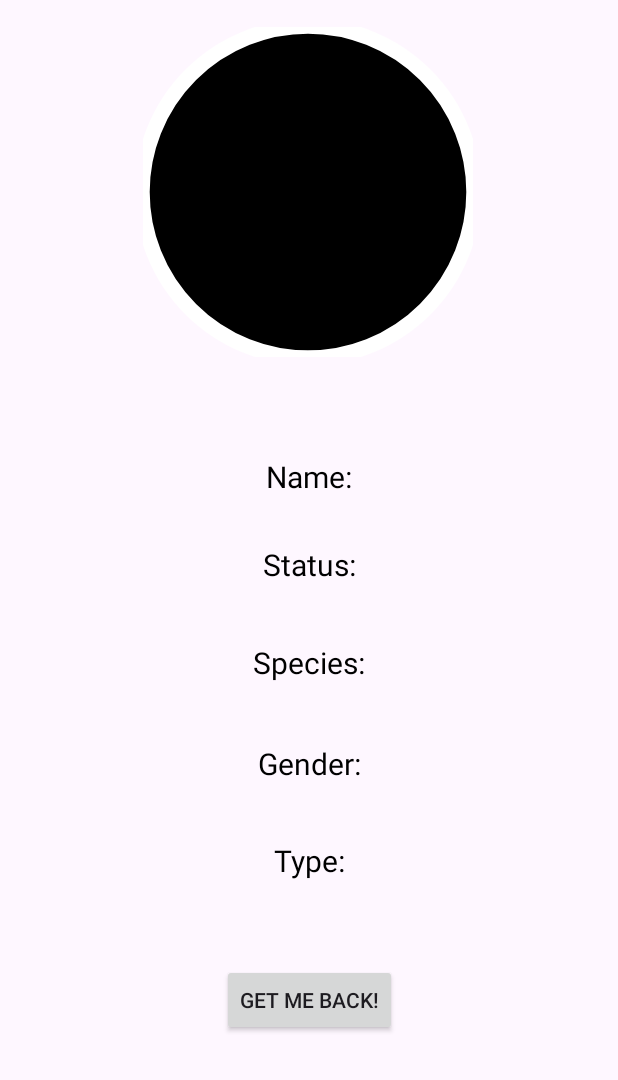
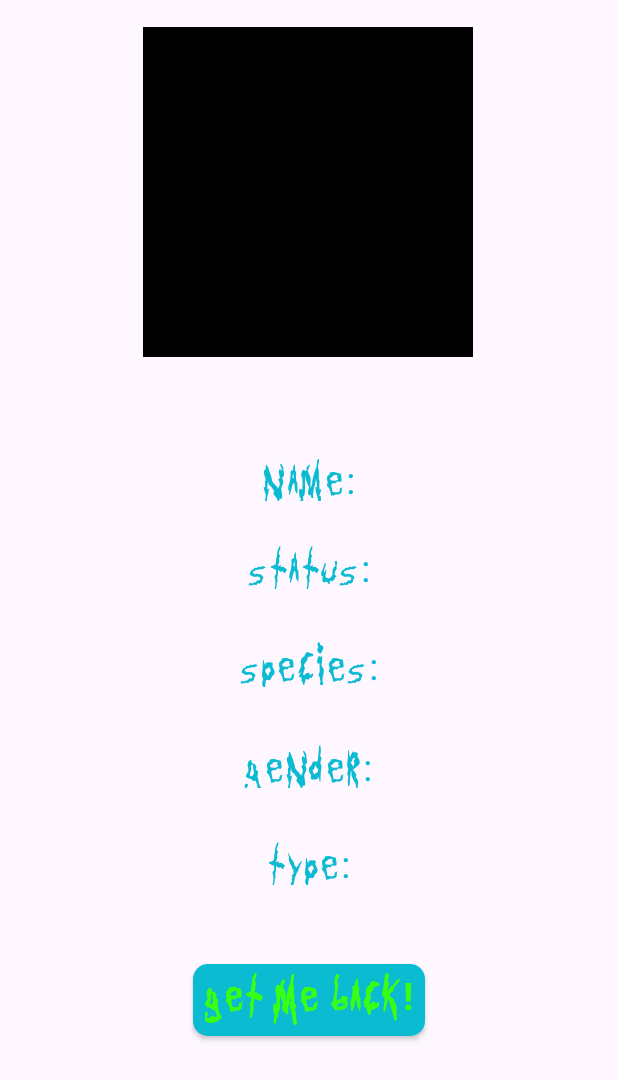
Before and after one commit to JuanDiego1912/Rick_Morty_App, an Android app: the layout activity_character_info.xml on its own in the app's theme, with its tools: preview values and no code run, on a phone screen of 412 x 824 dp. Shown: the top 1080 px of the screen. Run offline under Robolectric (Android 15) with nearby library versions, the phone set to English and light mode, and no system bars; network calls fail.

```diff
--- a/app/build.gradle.kts
+++ b/app/build.gradle.kts
@@ -51,6 +51,7 @@ dependencies {
     implementation(libs.kotlinx.coroutines.android)
     implementation(libs.circleimageview)
     implementation(libs.lottie)
+    implementation(libs.floatingactionbutton)
     testImplementation(libs.junit)
     androidTestImplementation(libs.androidx.junit)
     androidTestImplementation(libs.androidx.espresso.core)
--- a/app/src/main/java/com/dam2/rick_morty_app/Model/Episodes/Episode.kt
+++ b/app/src/main/java/com/dam2/rick_morty_app/Model/Episodes/Episode.kt
@@ -8,4 +8,5 @@ data class Episode(
     @SerializedName("episode") val episodio : String,
     @SerializedName("characters") val personajes : List<String>,
     @SerializedName("url") val urlEpisodio : String,
+    @SerializedName("created") val fechaCreacion : String
 )
--- a/app/src/main/java/com/dam2/rick_morty_app/Model/Episodes/EpisodesResponse.kt
+++ b/app/src/main/java/com/dam2/rick_morty_app/Model/Episodes/EpisodeResponse.kt
@@ -2,7 +2,7 @@ package com.dam2.rick_morty_app.Model.Episodes
 
 import com.google.gson.annotations.SerializedName
 
-data class EpisodesResponse(
+data class EpisodeResponse(
     @SerializedName("info") val info : Info,
     @SerializedName("results") val results : List<Episode>
 )
--- a/app/src/main/java/com/dam2/rick_morty_app/Model/Episodes/Info.kt
+++ b/app/src/main/java/com/dam2/rick_morty_app/Model/Episodes/Info.kt
@@ -5,4 +5,6 @@ import com.google.gson.annotations.SerializedName
 data class Info(
     @SerializedName("count") val total : Int,
     @SerializedName("pages") val paginas : Int,
+    @SerializedName("next") val paginaSiguiente : String,
+    @SerializedName("prev") val paginaAnterior : String
 )
--- a/app/src/main/java/com/dam2/rick_morty_app/Views/MainActivity.kt
+++ b/app/src/main/java/com/dam2/rick_morty_app/Views/MainActivity.kt
@@ -78,6 +78,7 @@ class MainActivity : AppCompatActivity() {
     }
 
     suspend fun fetchCharacters(characterUrls: List<String>) {
+
         val api = getRetrofitCharacter().create(APIService::class.java)
 
         val characterIds = characterUrls.map { url ->
--- /dev/null
+++ b/app/src/main/res/drawable/buttons_style.xml
@@ -0,0 +1,9 @@
+<?xml version="1.0" encoding="utf-8"?>
+<selector xmlns:android="http://schemas.android.com/apk/res/android">
+    <item>
+        <shape android:shape="rectangle">
+            <corners android:radius="10dp"/>
+            <solid android:color="@color/blue_rick_and_morty"/>
+        </shape>
+    </item>
+</selector>
--- a/app/src/main/res/drawable/circle.xml
+++ /dev/null
@@ -1,12 +0,0 @@
-<?xml version="1.0" encoding="utf-8"?>
-<shape xmlns:android="http://schemas.android.com/apk/res/android"
-    android:innerRadius="0dp"
-    android:shape="ring"
-    android:thicknessRatio="1.9"
-    android:useLevel="false">
-    <solid android:color="@color/black"/>
-
-    <stroke
-        android:width="10dp"
-        android:color="@color/white"/>
-</shape>
--- /dev/null
+++ b/app/src/main/res/drawable/spinner_selector.xml
@@ -0,0 +1,4 @@
+<?xml version="1.0" encoding="utf-8"?>
+<selector xmlns:android="http://schemas.android.com/apk/res/android">
+
+</selector>
--- a/app/src/main/res/layout/activity_character_info.xml
+++ b/app/src/main/res/layout/activity_character_info.xml
@@ -19,16 +19,16 @@
         app:layout_constraintTop_toTopOf="parent"
         app:layout_constraintVertical_bias="0.03"
         app:circularflow_defaultRadius="10dp"
-        android:background="@drawable/circle"
-        tools:background="@drawable/circle"/>
+        tools:background="@color/black"/>
 
     <TextView
         android:id="@+id/tvCharacterName"
         android:layout_width="match_parent"
         android:layout_height="30dp"
         android:textAlignment="center"
-        android:textColor="@color/black"
-        android:textSize="20sp"
+        android:textColor="@color/blue_rick_and_morty"
+        android:textSize="25sp"
+        android:fontFamily="@font/rick_and_mortys_font"
         app:layout_constraintBottom_toBottomOf="parent"
         app:layout_constraintEnd_toEndOf="parent"
         app:layout_constraintHorizontal_bias="0.0"
@@ -42,8 +42,9 @@
         android:layout_width="match_parent"
         android:layout_height="30dp"
         android:textAlignment="center"
-        android:textColor="@color/black"
-        android:textSize="20sp"
+        android:textColor="@color/blue_rick_and_morty"
+        android:fontFamily="@font/rick_and_mortys_font"
+        android:textSize="25sp"
         app:layout_constraintBottom_toBottomOf="parent"
         app:layout_constraintEnd_toEndOf="parent"
         app:layout_constraintHorizontal_bias="0.0"
@@ -57,8 +58,9 @@
         android:layout_width="match_parent"
         android:layout_height="30dp"
         android:textAlignment="center"
-        android:textColor="@color/black"
-        android:textSize="20sp"
+        android:textColor="@color/blue_rick_and_morty"
+        android:fontFamily="@font/rick_and_mortys_font"
+        android:textSize="25sp"
         app:layout_constraintBottom_toBottomOf="parent"
         app:layout_constraintEnd_toEndOf="parent"
         app:layout_constraintHorizontal_bias="0.0"
@@ -72,9 +74,10 @@
         android:layout_width="match_parent"
         android:layout_height="30dp"
         android:textAlignment="center"
-        android:textColor="@color/black"
-        android:textSize="20sp"
+        android:textColor="@color/blue_rick_and_morty"
+        android:textSize="25sp"
         app:layout_constraintBottom_toBottomOf="parent"
+        android:fontFamily="@font/rick_and_mortys_font"
         app:layout_constraintEnd_toEndOf="parent"
         app:layout_constraintHorizontal_bias="0.0"
         app:layout_constraintStart_toStartOf="parent"
@@ -87,9 +90,10 @@
         android:layout_width="match_parent"
         android:layout_height="30dp"
         android:textAlignment="center"
-        android:textColor="@color/black"
-        android:textSize="20sp"
+        android:textColor="@color/blue_rick_and_morty"
+        android:textSize="25sp"
         app:layout_constraintBottom_toBottomOf="parent"
+        android:fontFamily="@font/rick_and_mortys_font"
         app:layout_constraintEnd_toEndOf="parent"
         app:layout_constraintHorizontal_bias="0.0"
         app:layout_constraintStart_toStartOf="parent"
@@ -101,9 +105,16 @@
         android:id="@+id/btnBack"
         android:layout_width="wrap_content"
         android:layout_height="wrap_content"
+        android:textColor="@color/gren_rick_and_morty"
+        android:textStyle="bold"
+        android:textSize="25sp"
+        android:paddingStart="8dp"
+        android:paddingEnd="8dp"
+        android:background="@drawable/buttons_style"
         android:text="@string/get_me_back"
         app:layout_constraintBottom_toBottomOf="parent"
         app:layout_constraintEnd_toEndOf="parent"
+        android:fontFamily="@font/rick_and_mortys_font"
         app:layout_constraintStart_toStartOf="parent"
         app:layout_constraintTop_toBottomOf="@+id/tvCharacterType"
         app:layout_constraintVertical_bias="0.282" />
--- a/app/src/main/res/values/colors.xml
+++ b/app/src/main/res/values/colors.xml
@@ -2,4 +2,6 @@
 <resources>
     <color name="black">#FF000000</color>
     <color name="white">#FFFFFFFF</color>
+    <color name="blue_rick_and_morty">#0BBBD2</color>
+    <color name="gren_rick_and_morty">#39FF14</color>
 </resources>
--- a/app/src/main/res/values/strings.xml
+++ b/app/src/main/res/values/strings.xml
@@ -2,4 +2,10 @@
     <string name="app_name">Rick_Morty_App</string>
     <string name="get_me_back">Get me back!</string>
     <string name="character_image">Character Image</string>
+    <string name="background_color">Background color</string>
+    <string name="season_1">Season 1</string>
+    <string name="season_2">Season 2</string>
+    <string name="season_3">Season 3</string>
+    <string name="season_4">Season 4</string>
+    <string name="season_5">Season 5</string>
 </resources>
--- a/app/src/main/res/values/themes.xml
+++ b/app/src/main/res/values/themes.xml
@@ -6,4 +6,9 @@
     </style>
 
     <style name="Theme.Rick_Morty_App" parent="Base.Theme.Rick_Morty_App" />
+
+    <style name="etiqueta">
+        <item name="background">@drawable/background_eti_fab</item>
+        <item name="android:textColor">@color/gren_rick_and_morty</item>
+    </style>
 </resources>
--- a/gradle/libs.versions.toml
+++ b/gradle/libs.versions.toml
@@ -15,6 +15,7 @@ converterGson = "2.11.0"
 kotlinxCoroutinesAndroid = "1.10.1"
 circleimageview = "3.1.0"
 lottie = "6.6.2"
+floatingactionbutton = "1.10.1"
 
 [libraries]
 androidx-core-ktx = { group = "androidx.core", name = "core-ktx", version.ref = "coreKtx" }
@@ -31,6 +32,7 @@ converter-gson = { group = "com.squareup.retrofit2", name = "converter-gson", ve
 kotlinx-coroutines-android = { group = "org.jetbrains.kotlinx", name = "kotlinx-coroutines-android", version.ref = "kotlinxCoroutinesAndroid" }
 circleimageview = { group = "de.hdodenhof", name = "circleimageview", version.ref = "circleimageview" }
 lottie = { group = "com.airbnb.android", name = "lottie", version.ref = "lottie" }
+floatingactionbutton = { group = "com.getbase", name = "floatingactionbutton", version.ref = "floatingactionbutton" }
 
 [plugins]
 android-application = { id = "com.android.application", version.ref = "agp" }
```
Also changed, not shown: app/src/main/java/com/dam2/rick_morty_app/Model/API/APIService.kt (+5 -2 lines), app/src/main/java/com/dam2/rick_morty_app/Views/GetRetrofitObjects.kt (+8 -0 lines), app/src/main/res/drawable/background_eti_fab.xml (added, +10 -0 lines), app/src/main/res/layout/activity_main.xml (+71 -7 lines), app/src/main/res/layout/item_characters.xml (+6 -3 lines), app/src/main/res/drawable/color_picker_icon.png (added), app/src/main/res/font/rick_and_mortys_font.ttf (added).
